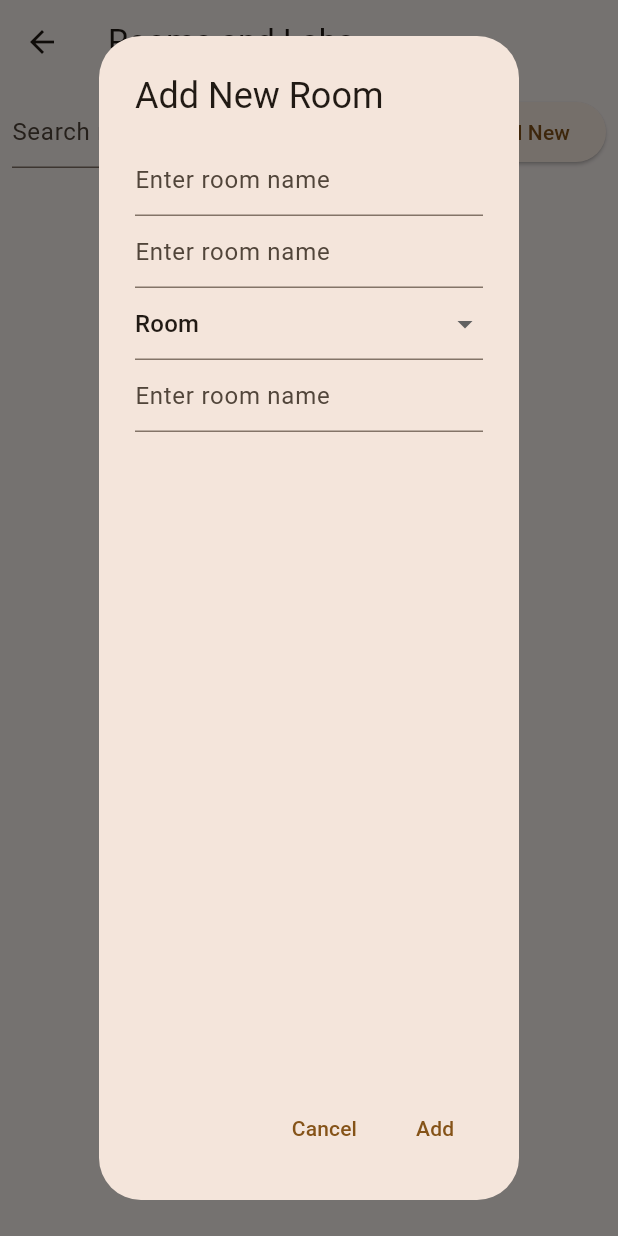
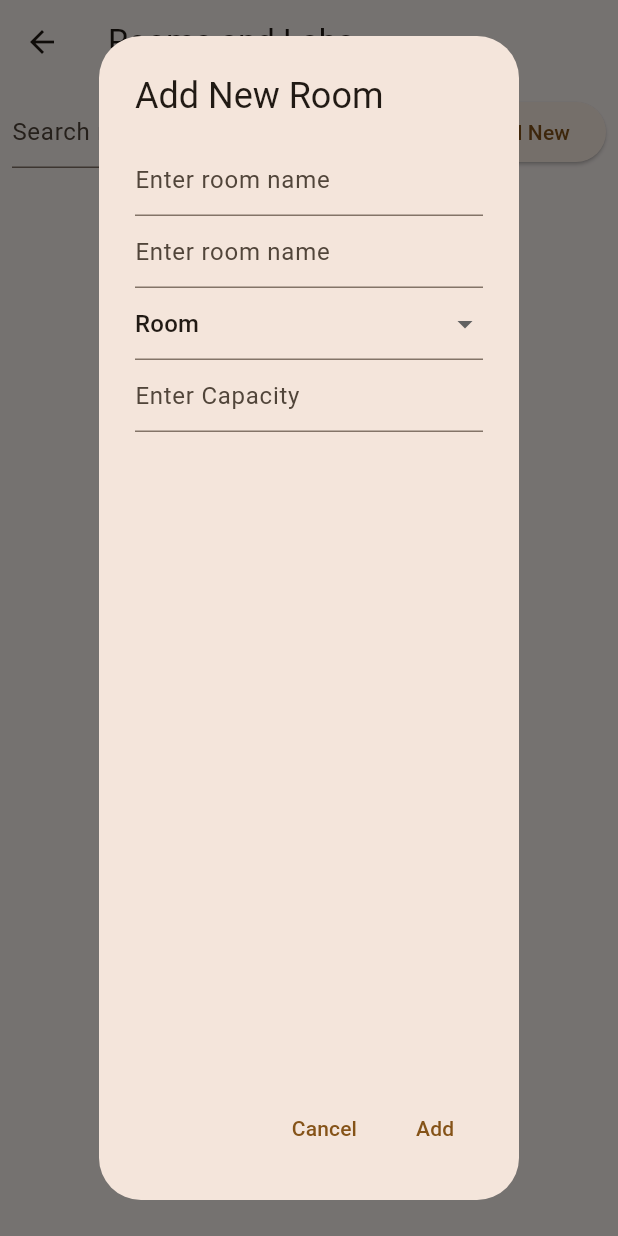
Before and after one commit to harishbarhate02/project, a Flutter app: the RoomsLabs screen opened directly, after a tap on "Add New", on a phone screen of 412 x 824 dp. Run offline on Flutter 3.47's test engine with Material 3 defaults, Android fonts, the phone set to English and light mode, and no system bars; our stand-ins replace cloud_firestore, firebase_auth, firebase_core; accounts and stored records are empty.

Commit message:
Update Room_lab.dart

```diff
--- a/lib/screen/Rooms_Labs/Room_lab.dart
+++ b/lib/screen/Rooms_Labs/Room_lab.dart
@@ -214,7 +214,7 @@ class _RoomsLabsState extends State<RoomsLabs> {
             ),
             TextField(
               controller: _capacityController,
-              decoration: const InputDecoration(hintText: 'Enter room name'),
+              decoration: const InputDecoration(hintText: 'Enter Capacity'),
             ),
           ],
         ),
```
